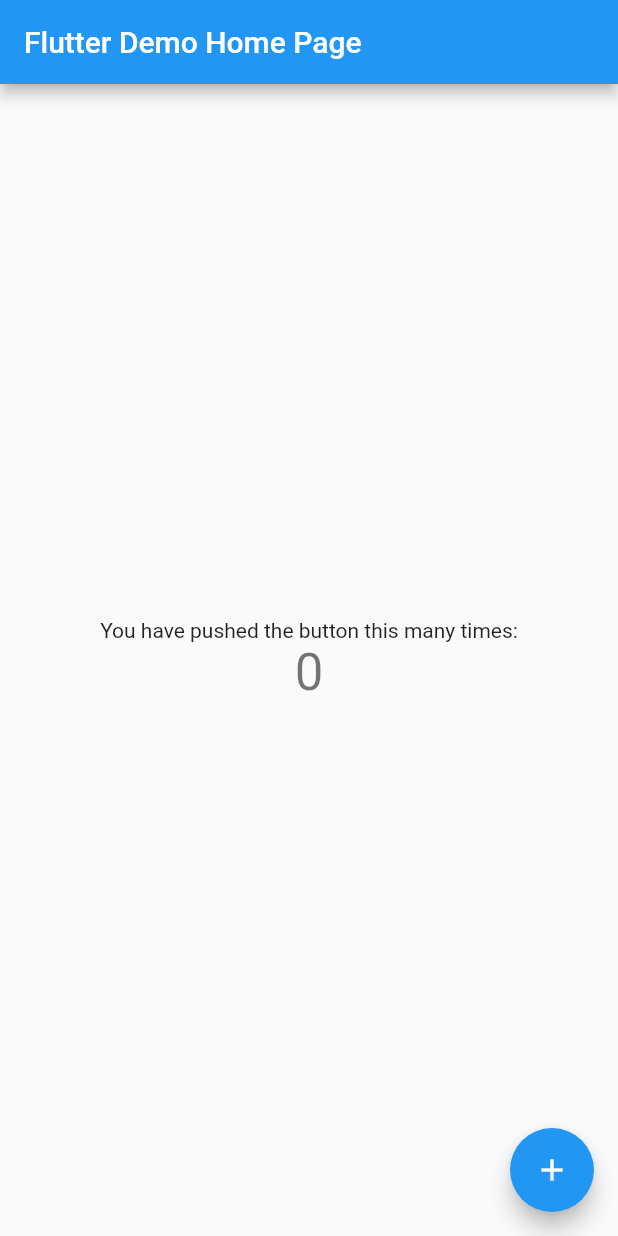
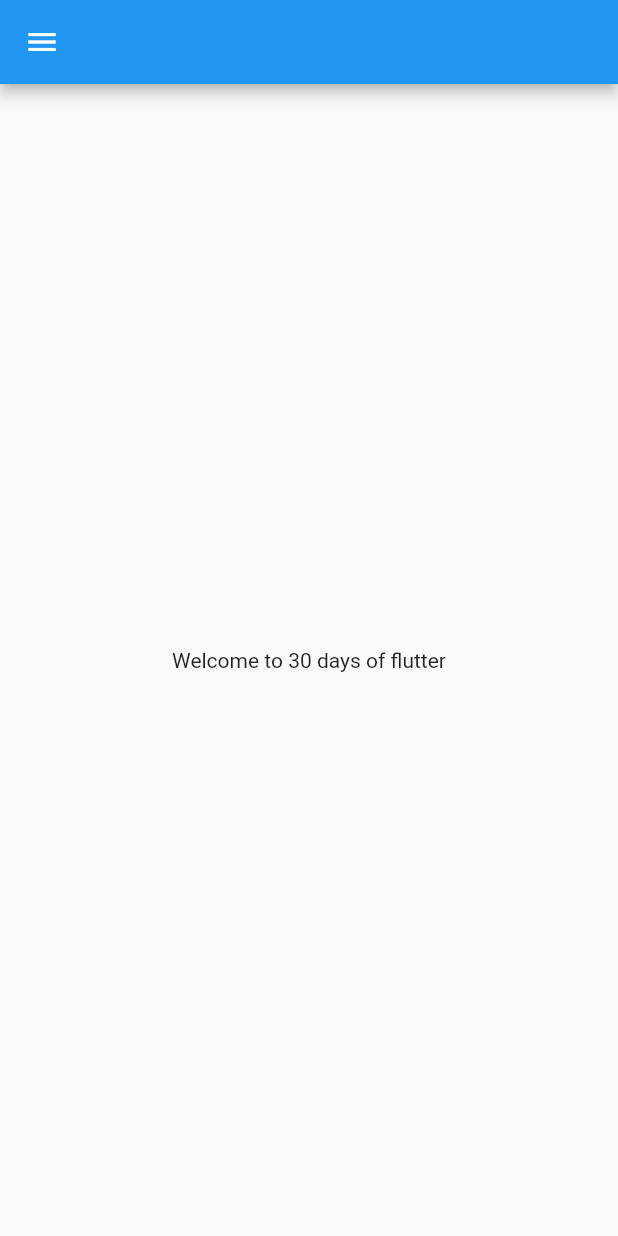
Before and after one commit to dkrishanu01/my_first_app, a Flutter app: the screen it shows after launch, on a phone screen of 412 x 824 dp. Run offline on Flutter 3.47's test engine with Material 2 defaults, Android fonts, the phone set to English and light mode, and no system bars.

Commit message:
first commit

```diff
--- /dev/null
+++ b/lib/home_page.dart
@@ -0,0 +1,19 @@
+import 'package:flutter/material.dart';
+
+class HomePage extends StatelessWidget {
+ final int days=30;
+
+  @override
+  Widget build(BuildContext context) {
+      return Scaffold(
+        appBar: AppBar(),
+        body: Center(
+            child: Container(
+              child: Text("Welcome to $days days of flutter"),
+            ),
+        ),
+
+        drawer: Drawer(),
+    );
+  }
+}
--- a/lib/main.dart
+++ b/lib/main.dart
@@ -1,4 +1,5 @@
 import 'package:flutter/material.dart';
+import 'package:my_first_app/home_page.dart';
 
 void main() {
   runApp(const MyApp());
@@ -7,101 +8,12 @@ void main() {
 class MyApp extends StatelessWidget {
   const MyApp({super.key});
 
-  // This widget is the root of your application.
+
   @override
   Widget build(BuildContext context) {
+
     return MaterialApp(
-      title: 'Flutter Demo',
-      theme: ThemeData(
-
-        primarySwatch: Colors.blue,
-      ),
-      home: const MyHomePage(title: 'Flutter Demo Home Page'),
+      home: HomePage(),
     );
   }
 }
-
-class MyHomePage extends StatefulWidget {
-  const MyHomePage({super.key, required this.title});
-
-  // This widget is the home page of your application. It is stateful, meaning
-  // that it has a State object (defined below) that contains fields that affect
-  // how it looks.
-
-  // This class is the configuration for the state. It holds the values (in this
-  // case the title) provided by the parent (in this case the App widget) and
-  // used by the build method of the State. Fields in a Widget subclass are
-  // always marked "final".
-
-  final String title;
-
-  @override
-  State<MyHomePage> createState() => _MyHomePageState();
-}
-
-class _MyHomePageState extends State<MyHomePage> {
-  int _counter = 0;
-
-  void _incrementCounter() {
-    setState(() {
-      // This call to setState tells the Flutter framework that something has
-      // changed in this State, which causes it to rerun the build method below
-      // so that the display can reflect the updated values. If we changed
-      // _counter without calling setState(), then the build method would not be
-      // called again, and so nothing would appear to happen.
-      _counter++;
-    });
-  }
-
-  @override
-  Widget build(BuildContext context) {
-    // This method is rerun every time setState is called, for instance as done
-    // by the _incrementCounter method above.
-    //
-    // The Flutter framework has been optimized to make rerunning build methods
-    // fast, so that you can just rebuild anything that needs updating rather
-    // than having to individually change instances of widgets.
-    return Scaffold(
-      appBar: AppBar(
-        // Here we take the value from the MyHomePage object that was created by
-        // the App.build method, and use it to set our appbar title.
-        title: Text(widget.title),
-      ),
-      body: Center(
-        // Center is a layout widget. It takes a single child and positions it
-        // in the middle of the parent.
-        child: Column(
-          // Column is also a layout widget. It takes a list of children and
-          // arranges them vertically. By default, it sizes itself to fit its
-          // children horizontally, and tries to be as tall as its parent.
-          //
-          // Invoke "debug painting" (press "p" in the console, choose the
-          // "Toggle Debug Paint" action from the Flutter Inspector in Android
-          // Studio, or the "Toggle Debug Paint" command in Visual Studio Code)
-          // to see the wireframe for each widget.
-          //
-          // Column has various properties to control how it sizes itself and
-          // how it positions its children. Here we use mainAxisAlignment to
-          // center the children vertically; the main axis here is the vertical
-          // axis because Columns are vertical (the cross axis would be
-          // horizontal).
-          mainAxisAlignment: MainAxisAlignment.center,
-          children: <Widget>[
-            const Text(
-              'You have pushed the button this many times:',
-            ),
-            Text(
-              '$_counter',
-              style: Theme.of(context).textTheme.headline4,
-            ),
-          ],
-        ),
-      ),
-      floatingActionButton: FloatingActionButton(
-        onPressed: _incrementCounter,
-        tooltip: 'Increment',
-        child: const Icon(Icons.add),
-      ), // This trailing comma makes auto-formatting nicer for build methods.
-    );
-  }
-}
```
